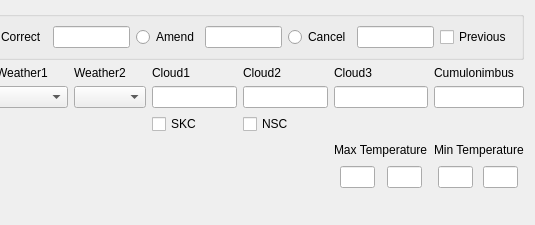
Qt form tafor/components/ui/taf_primary.ui (up1and/tafor) before a commit; both pictures show x 476 to 1011 and y 0 to 225 of the 1011 by 225 pixel window.
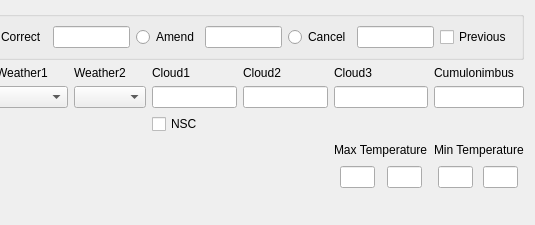
The same form after that commit.

The edit to the form file:
```diff
--- a/tafor/components/ui/taf_primary.ui
+++ b/tafor/components/ui/taf_primary.ui
@@ -38,13 +38,6 @@
      <item row="3" column="2">
       <widget class="QLineEdit" name="wind"/>
      </item>
-     <item row="4" column="8">
-      <widget class="QCheckBox" name="skc">
-       <property name="text">
-        <string notr="true">SKC</string>
-       </property>
-      </widget>
-     </item>
      <item row="2" column="2">
       <widget class="QLabel" name="windLabel">
        <property name="text">
@@ -200,13 +193,6 @@
        </property>
       </widget>
      </item>
-     <item row="4" column="9">
-      <widget class="QCheckBox" name="nsc">
-       <property name="text">
-        <string notr="true">NSC</string>
-       </property>
-      </widget>
-     </item>
      <item row="3" column="0">
       <widget class="QLineEdit" name="date"/>
      </item>
@@ -368,6 +354,13 @@
        </layout>
       </widget>
      </item>
+     <item row="4" column="8">
+      <widget class="QCheckBox" name="nsc">
+       <property name="text">
+        <string notr="true">NSC</string>
+       </property>
+      </widget>
+     </item>
     </layout>
    </item>
   </layout>
```
Left out of the diff: 2 changed lines with no effect on the pictures.
